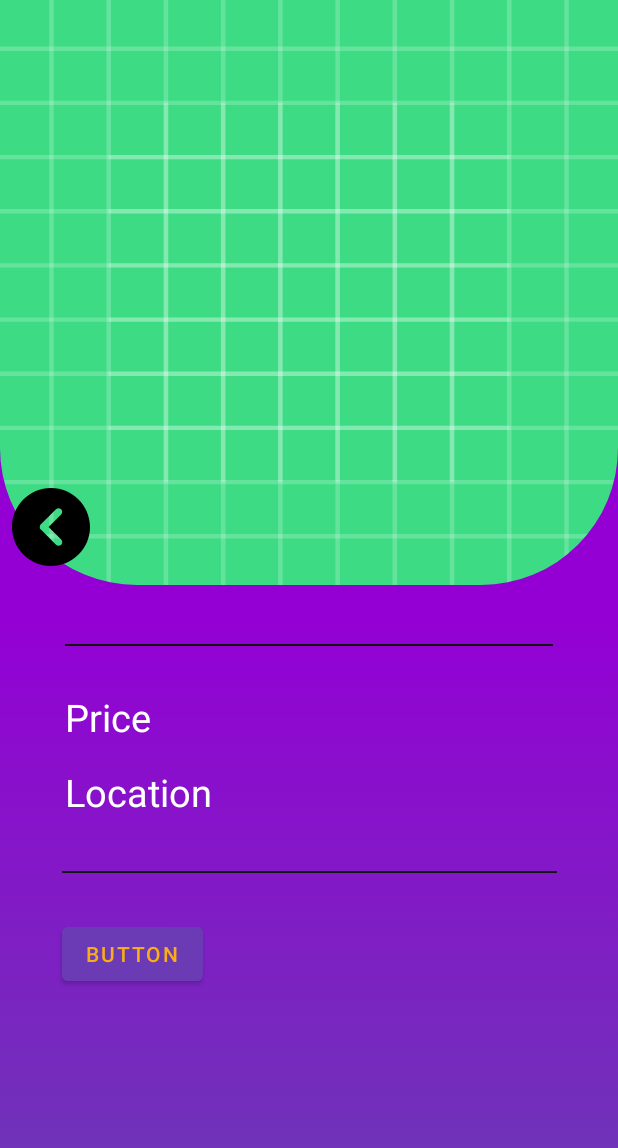
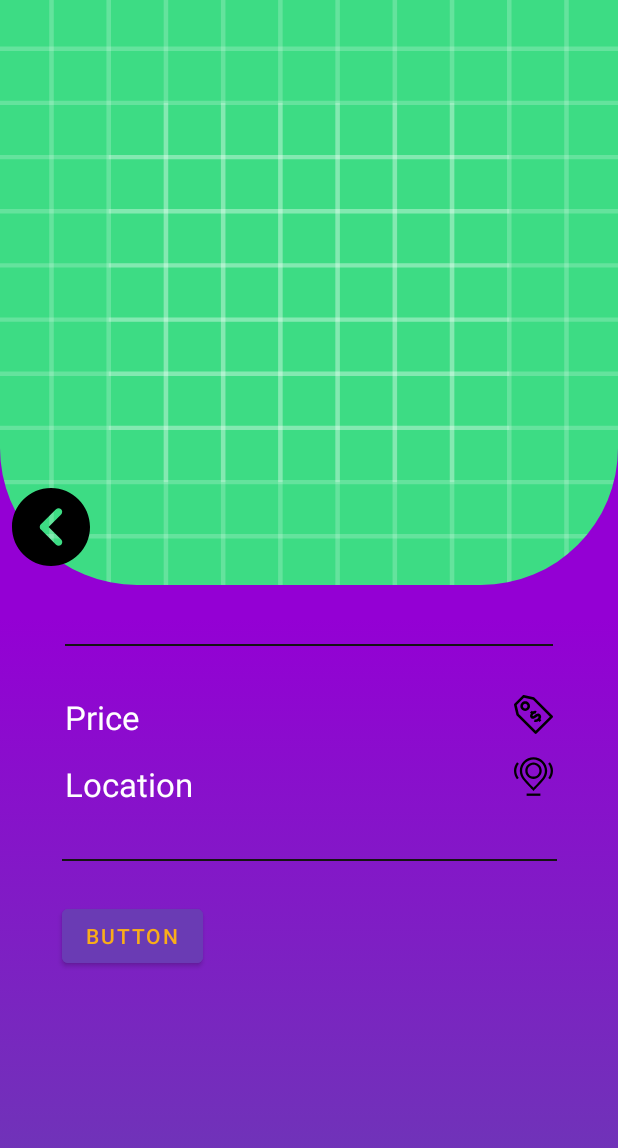
Before and after one commit to FMSSBilisimAndroid/mehmet_sevim_odev4, an Android app: the layout fragment_detail.xml on its own in the app's theme, with its tools: preview values and no code run, on a phone screen of 412 x 824 dp. Shown: the top 1148 px of the screen. Run offline under Robolectric (Android 15) with nearby library versions, the phone set to English and light mode, and no system bars.

Commit message:
Detay sayfası düzenlendi

```diff
--- a/app/src/main/java/com/example/mehmet_sevim_odev4/recycler/PlanetsAdapter.kt
+++ b/app/src/main/java/com/example/mehmet_sevim_odev4/adapter/PlanetsAdapter.kt
@@ -1,4 +1,4 @@
-package com.example.mehmet_sevim_odev4.recycler
+package com.example.mehmet_sevim_odev4.adapter
 
 import android.view.LayoutInflater
 import android.view.ViewGroup
--- a/app/src/main/java/com/example/mehmet_sevim_odev4/recycler/PlanetsViewHolder.kt
+++ b/app/src/main/java/com/example/mehmet_sevim_odev4/adapter/PlanetsViewHolder.kt
@@ -1,4 +1,4 @@
-package com.example.mehmet_sevim_odev4.recycler
+package com.example.mehmet_sevim_odev4.adapter
 
 import android.widget.ImageView
 import androidx.databinding.ViewDataBinding
@@ -17,7 +17,8 @@ class PlanetsViewHolder (
         planetsBind.apply {
             root.setOnClickListener{onItemClickHandler(planetsModel)}
             setVariable(BR.planetsModel,planetsModel)
-            setImageFromApi(planetsModel.img_src,imageView)
+            setImageFromApi(planetsModel.img_src,RecylerViewImageItem)
+            RecylerViewTextView.text="Price "+planetsModel.price.toString()
 
         }
 
--- a/app/src/main/java/com/example/mehmet_sevim_odev4/presentation/LetsGoFragment.kt
+++ b/app/src/main/java/com/example/mehmet_sevim_odev4/presentation/LetsGoFragment.kt
@@ -30,7 +30,7 @@ class LetsGoFragment : Fragment() {
      */
     private fun goNextFragment() {
         fragmentLetsGoBinding.apply {
-            button.setOnClickListener {
+            LetsGoScreenLetsButton.setOnClickListener {
                 findNavController().navigate(R.id.action_letsGoFragment_to_menuFragment)
             }
         }
--- a/app/src/main/java/com/example/mehmet_sevim_odev4/presentation/MenuFragment.kt
+++ b/app/src/main/java/com/example/mehmet_sevim_odev4/presentation/MenuFragment.kt
@@ -8,7 +8,7 @@ import android.view.ViewGroup
 import androidx.navigation.fragment.findNavController
 import androidx.recyclerview.widget.GridLayoutManager
 import com.example.mehmet_sevim_odev4.BR
-import com.example.mehmet_sevim_odev4.recycler.PlanetsAdapter
+import com.example.mehmet_sevim_odev4.adapter.PlanetsAdapter
 import com.example.mehmet_sevim_odev4.models.PlanetsModel
 import com.example.mehmet_sevim_odev4.SpacesItemDecoration
 import com.example.mehmet_sevim_odev4.data.remote.PlanetsApi
--- /dev/null
+++ b/app/src/main/res/drawable/ic_location.xml
@@ -0,0 +1,21 @@
+<vector xmlns:android="http://schemas.android.com/apk/res/android"
+    android:width="340dp"
+    android:height="340dp"
+    android:viewportWidth="340"
+    android:viewportHeight="340">
+  <path
+      android:fillColor="#FF000000"
+      android:pathData="M170,1.38c-65.78,0 -119.3,53.52 -119.3,119.3c0,27.14 8.9,52.71 25.73,73.93c21.46,27.06 83.76,91.19 86.4,93.91l7.17,7.38l7.17,-7.37c2.64,-2.72 64.96,-66.86 86.42,-93.93c16.82,-21.2 25.7,-46.76 25.7,-73.9C289.3,54.9 235.78,1.38 170,1.38zM247.92,182.15c-16.65,21 -60.59,67 -77.92,85c-17.33,-17.99 -61.25,-63.99 -77.9,-84.98c-14,-17.65 -21.4,-38.92 -21.4,-61.5c0,-54.75 44.54,-99.3 99.3,-99.3s99.3,44.54 99.3,99.3C269.3,143.26 261.91,164.52 247.92,182.15z"/>
+  <path
+      android:fillColor="#FF000000"
+      android:pathData="M170,47.88c-39.42,0 -71.5,32.07 -71.5,71.49c0,39.42 32.07,71.5 71.5,71.5c39.42,0 71.5,-32.07 71.5,-71.5C241.49,79.95 209.42,47.88 170,47.88zM170,170.87c-28.39,0 -51.49,-23.1 -51.49,-51.49c0,-28.39 23.1,-51.49 51.49,-51.49s51.49,23.1 51.49,51.49C221.49,147.77 198.39,170.87 170,170.87z"/>
+  <path
+      android:fillColor="#FF000000"
+      android:pathData="M313.09,45.53L297.61,58.19C312.05,75.86 320,98.14 320,120.93c0,22.59 -7.39,43.85 -21.37,61.48l15.67,12.43C331.11,173.63 340,148.07 340,120.93C340,93.54 330.45,66.76 313.09,45.53z"/>
+  <path
+      android:fillColor="#FF000000"
+      android:pathData="M26.91,45.53C9.56,66.76 0,93.54 0,120.93c0,27.15 8.89,52.7 25.7,73.9l15.67,-12.43C27.39,164.77 20,143.52 20,120.93c0,-22.79 7.95,-45.07 22.39,-62.74L26.91,45.53z"/>
+  <path
+      android:fillColor="#FF000000"
+      android:pathData="M110,318.62h120v20h-120z"/>
+</vector>
--- /dev/null
+++ b/app/src/main/res/drawable/ic_price_tag.xml
@@ -0,0 +1,15 @@
+<vector xmlns:android="http://schemas.android.com/apk/res/android"
+    android:width="230.56dp"
+    android:height="230.56dp"
+    android:viewportWidth="230.56"
+    android:viewportHeight="230.56">
+  <path
+      android:fillColor="#FF000000"
+      android:pathData="M228.33,122.53L121.72,15.92c-1.02,-1.02 -2.31,-1.73 -3.71,-2.04L58.16,0.47c-2.55,-0.57 -5.2,0.2 -7.04,2.04L2.23,51.4c-1.86,1.86 -2.63,4.56 -2.02,7.13l13.98,59.28c0.32,1.38 1.03,2.63 2.03,3.63l106.61,106.61c1.43,1.43 3.36,2.23 5.38,2.23c2.02,0 3.95,-0.8 5.38,-2.23l94.75,-94.75C231.31,130.32 231.31,125.5 228.33,122.53zM128.2,211.91L28.5,112.21L15.99,59.16l42.92,-42.93l53.61,12.01l99.67,99.67L128.2,211.91z"/>
+  <path
+      android:fillColor="#FF000000"
+      android:pathData="M86.4,45.54c-5.42,-5.42 -12.62,-8.4 -20.28,-8.4s-14.86,2.98 -20.28,8.4c-11.18,11.19 -11.18,29.38 0,40.57c5.42,5.42 12.62,8.4 20.28,8.4s14.86,-2.98 20.28,-8.4C97.58,74.93 97.58,56.73 86.4,45.54zM75.64,75.35c-2.54,2.54 -5.93,3.94 -9.52,3.94s-6.98,-1.4 -9.52,-3.94c-5.25,-5.25 -5.25,-13.8 0,-19.05c2.54,-2.54 5.93,-3.95 9.52,-3.95s6.98,1.4 9.52,3.94C80.89,61.56 80.89,70.1 75.64,75.35z"/>
+  <path
+      android:fillColor="#FF000000"
+      android:pathData="M105.51,92.87l-10.86,10.86l5.23,5.23c-6.75,9.72 -6.81,19.75 -0,26.55c3.63,3.63 7.64,5.47 11.91,5.47h0c6.89,-0 13.42,-4.76 19.5,-9.63c4.52,-3.56 7.99,-5.37 10.31,-5.37c0.9,0 1.58,0.27 2.19,0.88c0.89,0.89 1.98,2.41 1.13,5.31c-0.65,2.23 -2.36,4.81 -4.8,7.25c-4.21,4.21 -10.77,6.4 -14.65,4.82l-2.36,-0.96l-5.79,14.33l2.36,0.95c2.88,1.15 5.86,1.74 8.87,1.74c5.67,-0 11.4,-2.06 16.71,-5.97l5.64,5.64l10.86,-10.85l-5.92,-5.92c5.74,-7.89 7.81,-19.32 -0.62,-27.75c-3.74,-3.74 -7.91,-5.64 -12.4,-5.64c-7.25,0 -13.99,4.79 -20.84,10.14c-2.83,2.23 -6.71,5.29 -9.21,5.29c-0.69,0 -1.24,-0.25 -1.79,-0.8c-0.79,-0.79 -1.59,-2 -0.8,-4.37c0.65,-1.95 2.21,-4.21 4.53,-6.53c2.82,-2.83 7.05,-4.8 10.28,-4.8c0.5,0 0.95,0.05 1.34,0.15l2.2,0.55l5,-13.61l-2.45,-0.84c-6.88,-2.36 -13.32,-1.4 -20.27,3.17L105.51,92.87z"/>
+</vector>
--- a/app/src/main/res/layout/fragment_detail.xml
+++ b/app/src/main/res/layout/fragment_detail.xml
@@ -14,7 +14,7 @@
 
 
         <com.google.android.material.imageview.ShapeableImageView
-            android:id="@+id/imageView3"
+            android:id="@+id/DetailScreenPlanetsImage"
             android:layout_width="match_parent"
             android:layout_height="@dimen/_300sdp"
             android:scaleType="fitXY"
@@ -26,7 +26,7 @@
             app:srcCompat="@drawable/ic_launcher_background" />
 
         <ImageButton
-            android:id="@+id/imageButton"
+            android:id="@+id/DetailScreenBackButton"
             android:layout_width="@dimen/_40sdp"
             android:layout_height="@dimen/_40sdp"
             android:layout_marginStart="@dimen/_6sdp"
@@ -35,7 +35,7 @@
             android:scaleType="fitXY"
             app:layout_constraintStart_toStartOf="parent"
             app:layout_constraintTop_toTopOf="parent"
-            app:srcCompat="@drawable/ic_back_svgrepo_com__1_" />
+            app:srcCompat="@drawable/ic_back" />
 
         <ImageView
             android:id="@+id/imageView2"
@@ -45,30 +45,30 @@
             android:scaleType="fitXY"
             app:layout_constraintEnd_toEndOf="parent"
             app:layout_constraintStart_toStartOf="parent"
-            app:layout_constraintTop_toBottomOf="@+id/imageView3"
+            app:layout_constraintTop_toBottomOf="@+id/DetailScreenPlanetsImage"
             app:srcCompat="@drawable/ic_line_details_screen" />
 
         <TextView
-            android:id="@+id/textView2"
+            android:id="@+id/DetailScreenPrice"
             android:textColor="@color/white"
             android:layout_width="wrap_content"
             android:layout_height="wrap_content"
-            android:layout_marginTop="30dp"
+            android:layout_marginTop="@dimen/_25sdp"
             android:text="Price"
-            android:textSize="25sp"
+            android:textSize="@dimen/_17ssp"
             app:layout_constraintStart_toStartOf="@+id/imageView2"
             app:layout_constraintTop_toBottomOf="@+id/imageView2" />
 
         <TextView
-            android:id="@+id/textView3"
+            android:id="@+id/DetailScreenLocation"
             android:textColor="@color/white"
             android:layout_width="wrap_content"
             android:layout_height="wrap_content"
             android:layout_marginTop="@dimen/_12sdp"
             android:text="Location"
-            android:textSize="25sp"
-            app:layout_constraintStart_toStartOf="@+id/textView2"
-            app:layout_constraintTop_toBottomOf="@+id/textView2" />
+            android:textSize="@dimen/_17ssp"
+            app:layout_constraintStart_toStartOf="@+id/DetailScreenPrice"
+            app:layout_constraintTop_toBottomOf="@+id/DetailScreenPrice" />
 
         <ImageView
             android:id="@+id/imageView5"
@@ -78,20 +78,38 @@
             android:scaleType="fitXY"
             app:layout_constraintEnd_toEndOf="parent"
             app:layout_constraintStart_toStartOf="parent"
-            app:layout_constraintTop_toBottomOf="@+id/textView3"
+            app:layout_constraintTop_toBottomOf="@+id/DetailScreenLocation"
             app:srcCompat="@drawable/ic_line_details_screen" />
 
         <Button
-            android:id="@+id/button3"
+            android:id="@+id/DetailScreenBuyOrRentButton"
             android:layout_width="wrap_content"
             android:layout_height="wrap_content"
-            android:layout_marginTop="30dp"
+            android:layout_marginTop="@dimen/_20sdp"
             android:text="Button"
             android:backgroundTint="#6A3BB4"
             android:textColor="#F9AD1A"
             app:layout_constraintStart_toStartOf="@+id/imageView5"
             app:layout_constraintTop_toBottomOf="@+id/imageView5" />
 
+        <ImageView
+            android:id="@+id/DEtailScreenLocationImage"
+            android:layout_width="@dimen/_20sdp"
+            android:layout_height="@dimen/_20sdp"
+            android:layout_marginTop="@dimen/_12sdp"
+            app:layout_constraintEnd_toEndOf="@+id/DetailsScreenPriceImage"
+            app:layout_constraintTop_toBottomOf="@+id/DetailsScreenPriceImage"
+            app:srcCompat="@drawable/ic_location" />
+
+        <ImageView
+            android:id="@+id/DetailsScreenPriceImage"
+            android:layout_width="@dimen/_20sdp"
+            android:layout_height="@dimen/_20sdp"
+            android:layout_marginTop="@dimen/_25sdp"
+            app:layout_constraintEnd_toEndOf="@+id/imageView2"
+            app:layout_constraintTop_toBottomOf="@+id/imageView2"
+            app:srcCompat="@drawable/ic_price_tag" />
+
 
     </androidx.constraintlayout.widget.ConstraintLayout>
 </layout>
```
Also changed, not shown: app/src/main/java/com/example/mehmet_sevim_odev4/presentation/DetailFragment.kt (+11 -5 lines), app/src/main/res/drawable/ic_loading.xml (added, +30 -0 lines), app/src/main/res/layout/fragment_lets_go.xml (+5 -5 lines), app/src/main/res/layout/fragment_menu.xml (+18 -4 lines), app/src/main/res/layout/menu_recycler_item.xml (+28 -5 lines), app/src/main/java/com/example/mehmet_sevim_odev4/adapter/SpacesItemDecoratin.kt (renamed from app/src/main/java/com/example/mehmet_sevim_odev4/recycler/SpacesItemDecoratin.kt), app/src/main/res/drawable/ic_back.xml (renamed from app/src/main/res/drawable/ic_back_svgrepo_com__1_.xml).
